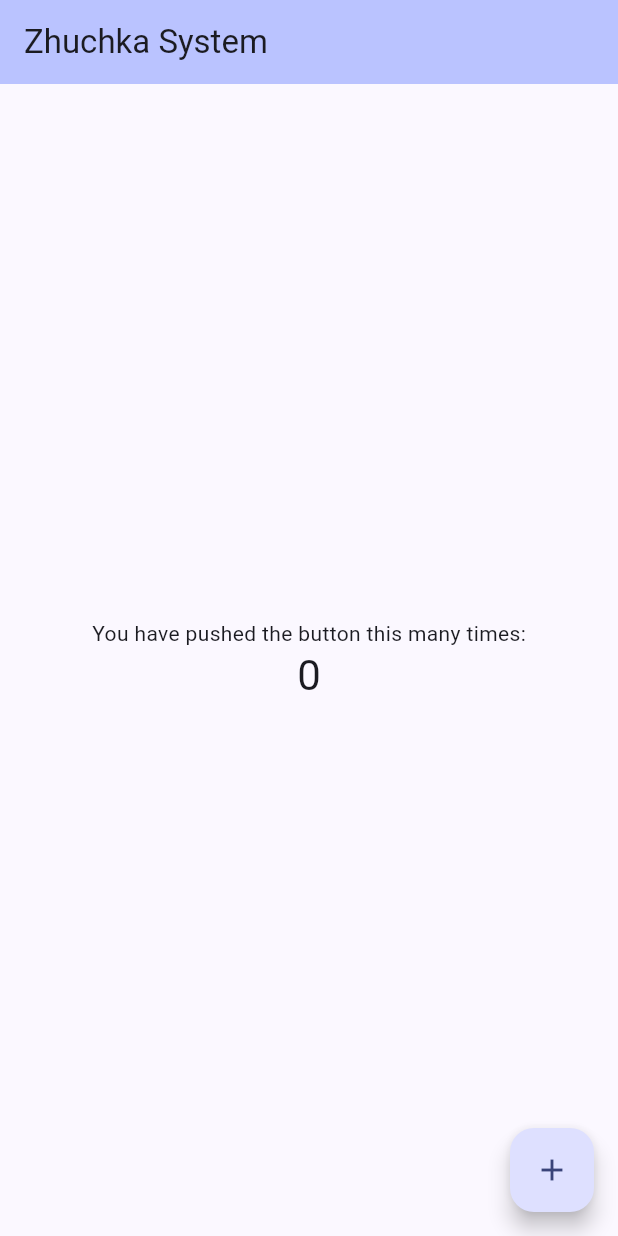
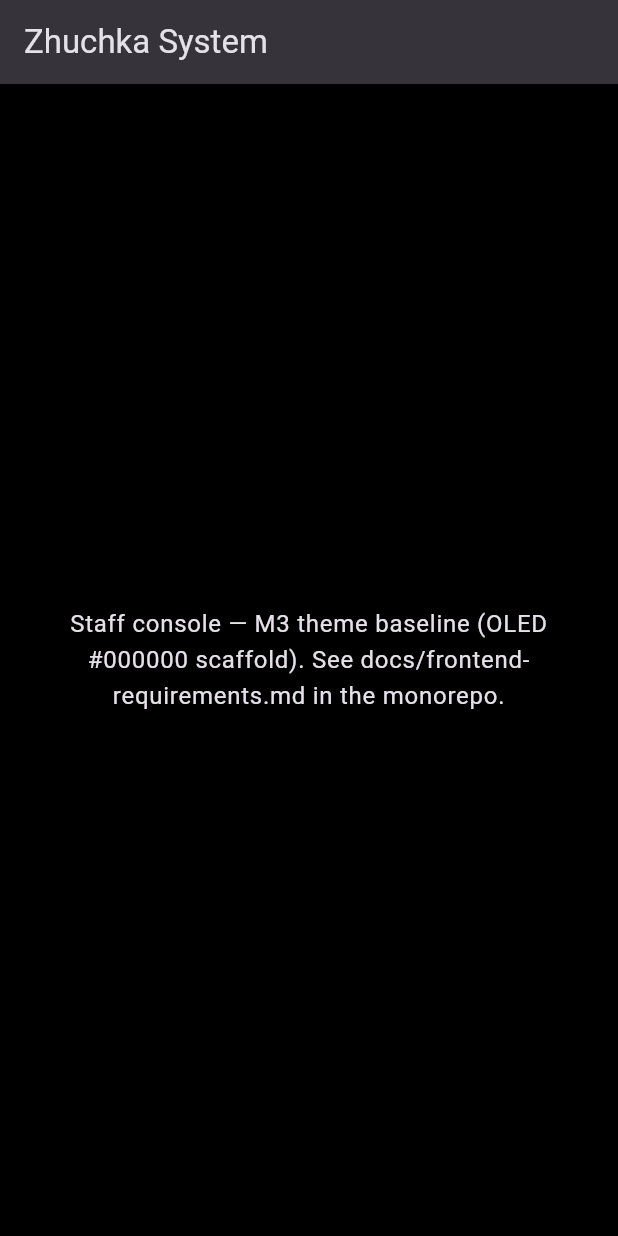
Before and after one commit to ZhuchkaTriplesix/ZhuchkaKeyboards_frontend_system, a Flutter app: the screen it shows after launch, on a phone screen of 412 x 824 dp. Run offline on Flutter 3.47's test engine with Material 3 defaults, Android fonts, the phone set to English and light mode, and no system bars.

Commit message:
refactor(app): apply M3 OLED theme and replace counter stub
Made-with: Cursor

```diff
--- a/lib/main.dart
+++ b/lib/main.dart
@@ -1,4 +1,6 @@
 import 'package:flutter/material.dart';
+
+import 'theme/system_theme.dart';
 
 void main() {
   runApp(const MyApp());
@@ -11,53 +13,34 @@ class MyApp extends StatelessWidget {
   Widget build(BuildContext context) {
     return MaterialApp(
       title: 'Zhuchka System',
-      theme: ThemeData(
-        colorScheme: ColorScheme.fromSeed(seedColor: Colors.indigo),
-      ),
-      home: const MyHomePage(title: 'Zhuchka System'),
+      theme: buildZhuchkaSystemTheme(),
+      themeMode: ThemeMode.dark,
+      home: const SystemHomePage(),
     );
   }
 }
 
-class MyHomePage extends StatefulWidget {
-  const MyHomePage({super.key, required this.title});
-
-  final String title;
-
-  @override
-  State<MyHomePage> createState() => _MyHomePageState();
-}
-
-class _MyHomePageState extends State<MyHomePage> {
-  int _counter = 0;
-
-  void _incrementCounter() {
-    setState(() => _counter++);
-  }
+/// Bootstrap home until routing and shell land (issue #2).
+class SystemHomePage extends StatelessWidget {
+  const SystemHomePage({super.key});
 
   @override
   Widget build(BuildContext context) {
+    final theme = Theme.of(context);
     return Scaffold(
       appBar: AppBar(
-        backgroundColor: Theme.of(context).colorScheme.inversePrimary,
-        title: Text(widget.title),
+        title: const Text('Zhuchka System'),
       ),
       body: Center(
-        child: Column(
-          mainAxisAlignment: MainAxisAlignment.center,
-          children: [
-            const Text('You have pushed the button this many times:'),
-            Text(
-              '$_counter',
-              style: Theme.of(context).textTheme.headlineMedium,
-            ),
-          ],
+        child: Padding(
+          padding: const EdgeInsets.all(24),
+          child: Text(
+            'Staff console — M3 theme baseline (OLED #000000 scaffold). '
+            'See docs/frontend-requirements.md in the monorepo.',
+            style: theme.textTheme.bodyLarge,
+            textAlign: TextAlign.center,
+          ),
         ),
-      ),
-      floatingActionButton: FloatingActionButton(
-        onPressed: _incrementCounter,
-        tooltip: 'Increment',
-        child: const Icon(Icons.add),
       ),
     );
   }
```
